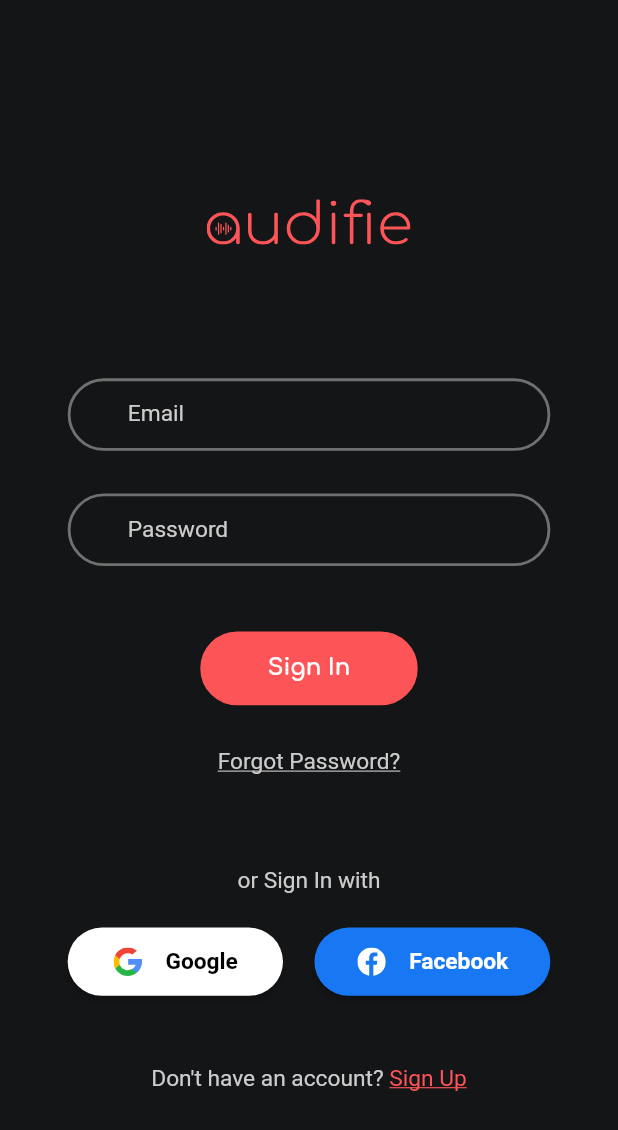
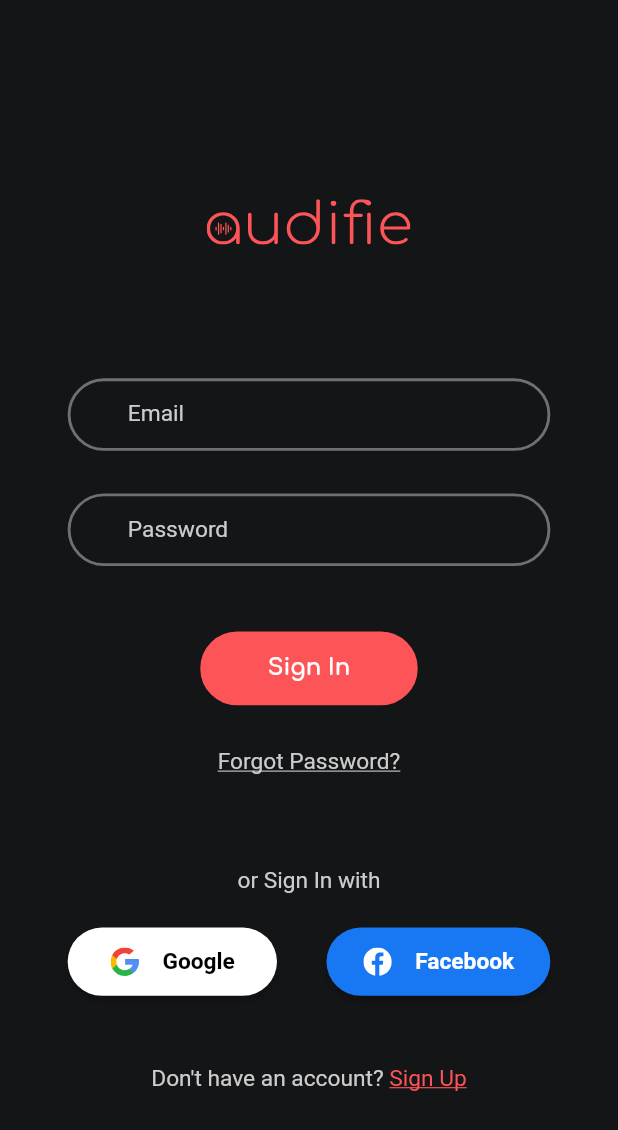
Before and after one commit to Audifie/Audifie-Flutter, a Flutter app: the screen it shows after launch, on a phone screen of 412 x 824 dp. Shown: the top 1130 px of the screen. Run offline on Flutter 3.47's test engine with Material 2 defaults, Android fonts, the light colour scheme and no system bars; our stand-ins replace audio_service, dartz, dio, equatable, file_picker, flutter_spinkit and 5 more; missing offline and left inert: flutter_email_sender; accounts and stored records are empty.

Commit message:
iOS signIn renderOverflow fixed

```diff
--- a/lib/features/authentication/presenter/pages/sign_in_page.dart
+++ b/lib/features/authentication/presenter/pages/sign_in_page.dart
@@ -191,7 +191,7 @@
                     },
                     style: ElevatedButton.styleFrom(
                       padding: EdgeInsets.symmetric(
-                        horizontal: sc.width(30),
+                        horizontal: sc.width(28),
                         vertical: sc.height(14),
                       ),
                       shape: RoundedRectangleBorder(
@@ -226,7 +226,7 @@
                     },
                     style: ElevatedButton.styleFrom(
                       padding: EdgeInsets.symmetric(
-                        horizontal: sc.width(28),
+                        horizontal: sc.width(24),
                         vertical: sc.height(14),
                       ),
                       shape: RoundedRectangleBorder(
```
Also changed, not shown: pubspec.lock, 2 other files.
